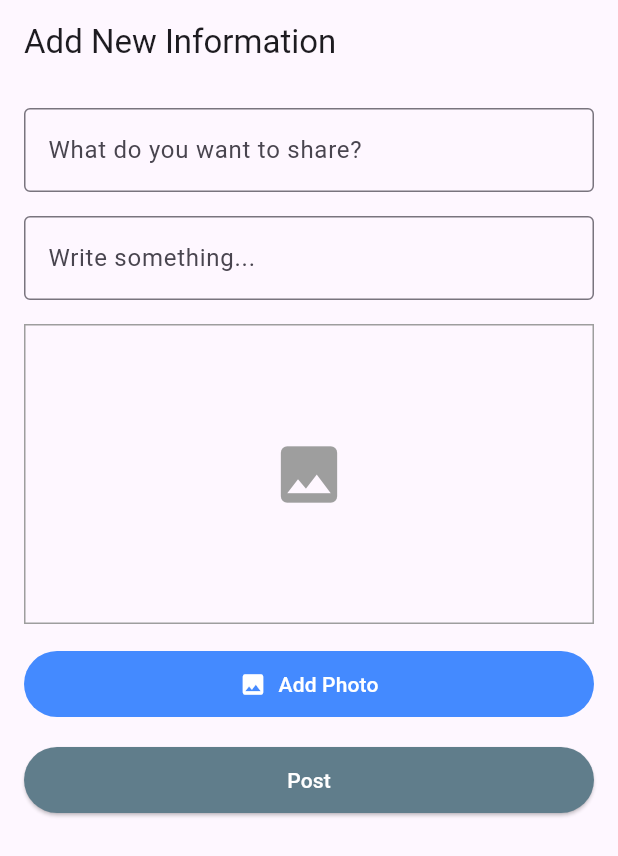
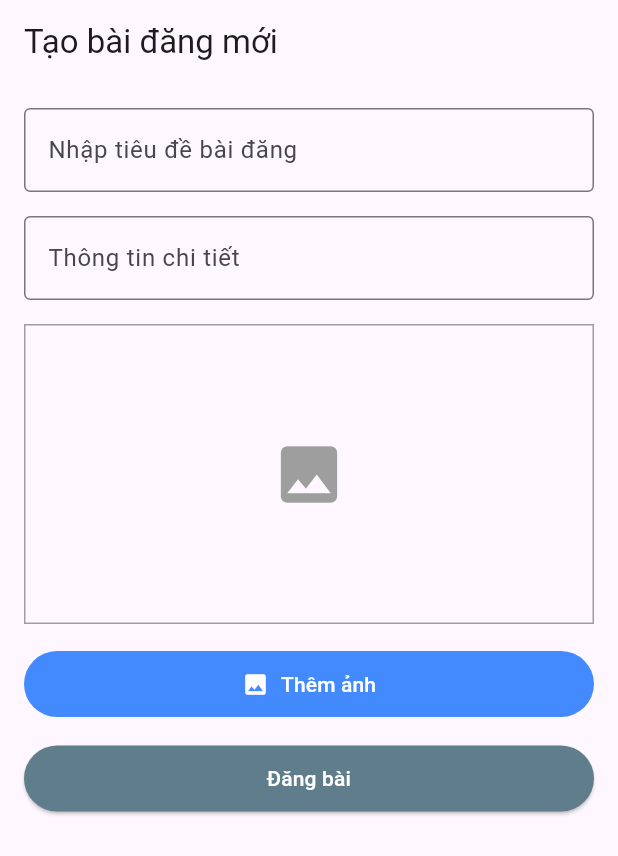
Before and after one commit to Trieung712/job_connect, a Flutter app: the AddScreen screen opened directly, on a phone screen of 412 x 824 dp. Shown: the top 856 px of the screen. Run offline on Flutter 3.47's test engine with Material 3 defaults, Android fonts, the phone set to English and light mode, and no system bars; our stand-ins replace cloud_firestore, firebase_auth, firebase_core, firebase_storage, flutter_dotenv, fluttertoast and 5 more; missing offline and left inert: the_apple_sign_in, translator; accounts and stored records are empty.

```diff
--- a/lib/navigation.dart
+++ b/lib/navigation.dart
@@ -105,7 +105,7 @@ class _NavigationMenuState extends State<NavigationMenu> {
 
   List<BottomNavigationBarItem> _getBottomNavigationBarItems(int userRole) {
     if (userRole == 1) {
-      return const <BottomNavigationBarItem>[
+      return <BottomNavigationBarItem>[
         BottomNavigationBarItem(
           icon: Icon(Icons.home),
           label: 'Home',
@@ -124,7 +124,7 @@ class _NavigationMenuState extends State<NavigationMenu> {
         ),
       ];
     } else {
-      return const <BottomNavigationBarItem>[
+      return <BottomNavigationBarItem>[
         BottomNavigationBarItem(
           icon: Icon(Icons.home),
           label: 'Home',
--- a/lib/screen/addScreen.dart
+++ b/lib/screen/addScreen.dart
@@ -130,7 +130,7 @@ class _AddScreenState extends State<AddScreen> {
       },
       child: Scaffold(
         appBar: AppBar(
-          title: Text('Add New Information'),
+          title: Text('Tạo bài đăng mới'),
           automaticallyImplyLeading: false,
         ),
         body: SingleChildScrollView(
@@ -141,7 +141,7 @@ class _AddScreenState extends State<AddScreen> {
               children: [
                 TextField(
                   decoration: InputDecoration(
-                    labelText: 'What do you want to share?',
+                    labelText: 'Nhập tiêu đề bài đăng',
                     border: OutlineInputBorder(),
                   ),
                   controller: _titleController,
@@ -149,7 +149,7 @@ class _AddScreenState extends State<AddScreen> {
                 SizedBox(height: 16),
                 TextField(
                   decoration: InputDecoration(
-                    labelText: 'Write something...',
+                    labelText: 'Thông tin chi tiết',
                     border: OutlineInputBorder(),
                   ),
                   controller: _informationController,
@@ -196,19 +196,22 @@ class _AddScreenState extends State<AddScreen> {
                   onPressed: getImage,
                   icon: Icon(Icons.photo, color: Colors.white),
                   label:
-                      Text('Add Photo', style: TextStyle(color: Colors.white)),
+                      Text('Thêm ảnh', style: TextStyle(color: Colors.white)),
                   style: TextButton.styleFrom(
                     backgroundColor: Colors.blueAccent,
                     padding: EdgeInsets.symmetric(vertical: 12),
                   ),
                 ),
-                SizedBox(height: 16),
+                SizedBox(height: 15),
                 ElevatedButton(
                   onPressed: _submitData,
-                  child: Text('Post', style: TextStyle(color: Colors.white)),
+                  child:
+                      Text('Đăng bài', style: TextStyle(color: Colors.white)),
                   style: ElevatedButton.styleFrom(
                     backgroundColor: Colors.blueGrey,
-                    padding: EdgeInsets.symmetric(vertical: 12),
+                    padding: EdgeInsets.symmetric(
+                      vertical: 12,
+                    ),
                   ),
                 ),
               ],
--- a/lib/screen/profile.dart
+++ b/lib/screen/profile.dart
@@ -99,11 +99,11 @@ class _ProfileState extends State<Profile> with SingleTickerProviderStateMixin {
         });
       } else {
         // Xử lý khi không tải được hình ảnh
-        print('Failed to load image: ${response.statusCode}');
+        print('Không ti được ảnh: ${response.statusCode}');
       }
     } catch (e) {
       // Xử lý khi có lỗi xảy ra
-      print('Error loading image: $e');
+      print('Lỗi khi tải ảnh: $e');
     }
   }
 
@@ -114,7 +114,7 @@ class _ProfileState extends State<Profile> with SingleTickerProviderStateMixin {
       if (pickedFile != null) {
         _image = File(pickedFile.path);
       } else {
-        print('No image selected.');
+        print('Không có ảnh nào được chọn.');
       }
     });
   }
@@ -164,7 +164,7 @@ class _ProfileState extends State<Profile> with SingleTickerProviderStateMixin {
                             Padding(
                               padding: EdgeInsets.only(left: 25.0),
                               child: Text(
-                                'PROFILE',
+                                'HỒ SƠ',
                                 style: TextStyle(
                                   fontWeight: FontWeight.bold,
                                   fontSize: 20.0,
@@ -234,7 +234,7 @@ class _ProfileState extends State<Profile> with SingleTickerProviderStateMixin {
                                 mainAxisSize: MainAxisSize.min,
                                 children: <Widget>[
                                   Text(
-                                    'Personal Information',
+                                    'Thông tin cá nhân',
                                     style: TextStyle(
                                       fontSize: 18.0,
                                       fontWeight: FontWeight.bold,
@@ -263,7 +263,7 @@ class _ProfileState extends State<Profile> with SingleTickerProviderStateMixin {
                                 mainAxisSize: MainAxisSize.min,
                                 children: <Widget>[
                                   Text(
-                                    'Name',
+                                    'Tên',
                                     style: TextStyle(
                                       fontSize: 16.0,
                                       fontWeight: FontWeight.bold,
@@ -284,7 +284,8 @@ class _ProfileState extends State<Profile> with SingleTickerProviderStateMixin {
                                 child: TextField(
                                   controller: _nameController,
                                   decoration: InputDecoration(
-                                    hintText: "Enter Your Full Name",
+                                    hintText:
+                                        "Nhập tên đầy đủ của bạn(hoặc tên công ty)",
                                   ),
                                   enabled: !_status,
                                   autofocus: !_status,
@@ -304,7 +305,7 @@ class _ProfileState extends State<Profile> with SingleTickerProviderStateMixin {
                                 mainAxisSize: MainAxisSize.min,
                                 children: <Widget>[
                                   Text(
-                                    'Email ID',
+                                    'Email của bạn',
                                     style: TextStyle(
                                       fontSize: 16.0,
                                       fontWeight: FontWeight.bold,
@@ -325,7 +326,7 @@ class _ProfileState extends State<Profile> with SingleTickerProviderStateMixin {
                                 child: TextField(
                                   controller: _emailController,
                                   decoration: InputDecoration(
-                                    hintText: "Enter Your Email",
+                                    hintText: "Nhập Email của bạn",
                                   ),
                                   enabled: !_status,
                                 ),
@@ -344,7 +345,7 @@ class _ProfileState extends State<Profile> with SingleTickerProviderStateMixin {
                                 mainAxisSize: MainAxisSize.min,
                                 children: <Widget>[
                                   Text(
-                                    'Phone Number',
+                                    'Số điện thoại',
                                     style: TextStyle(
                                       fontSize: 16.0,
                                       fontWeight: FontWeight.bold,
@@ -365,7 +366,7 @@ class _ProfileState extends State<Profile> with SingleTickerProviderStateMixin {
                                 child: TextField(
                                   controller: _phoneController,
                                   decoration: InputDecoration(
-                                    hintText: "Enter Phone Number",
+                                    hintText: "Nhập số điện thoại",
                                   ),
                                   enabled: !_status,
                                 ),
@@ -379,7 +380,7 @@ class _ProfileState extends State<Profile> with SingleTickerProviderStateMixin {
                             onPressed: () {
                               _showLogoutConfirmationDialog(context);
                             },
-                            child: Text('Logout'),
+                            child: Text('Đăng xuất'),
                           ),
                         ),
                         !_status ? _getActionButtons() : Container(),
@@ -412,7 +413,7 @@ class _ProfileState extends State<Profile> with SingleTickerProviderStateMixin {
                     _saveProfileData();
                   },
                   child: Text(
-                    "Save",
+                    "Lưu",
                     style: TextStyle(color: Colors.white),
                   ),
                   style: ButtonStyle(
```
Also changed, not shown: lib/screen/InputScreen.dart (+21 -47 lines), lib/screen/createCV.dart (+18 -16 lines).
